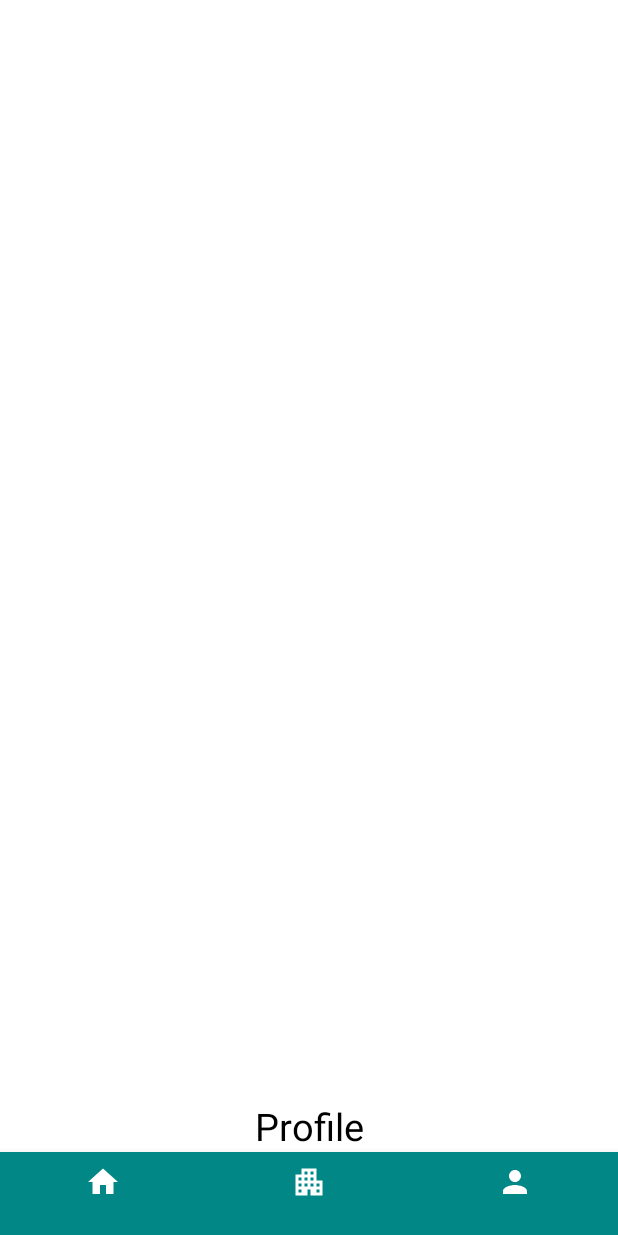
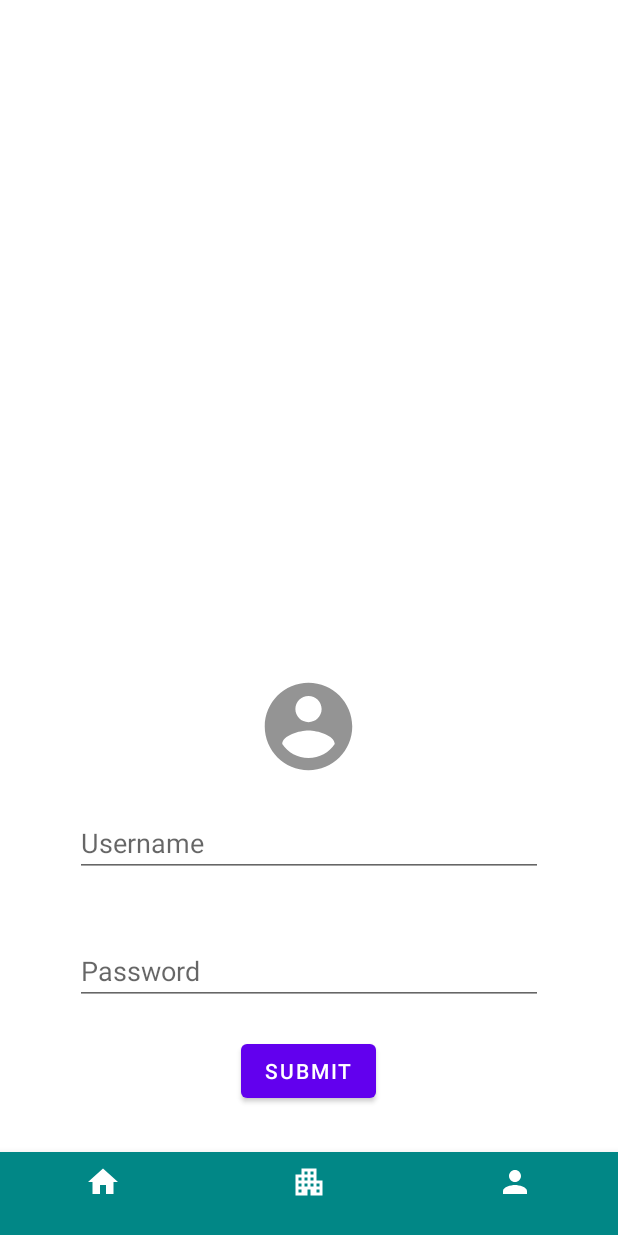
Before and after one commit to cindyardella/TestGit, an Android app: the screen it shows after launch (MainActivity), item 3 of the bottom bar chosen, on a phone screen of 412 x 824 dp. Run offline under Robolectric (Android 15) with nearby library versions, the phone set to English and light mode, and no system bars.

Commit message:
Profile Fragment

```diff
--- a/app/src/main/java/com/example/testgit/ProfileFragment.java
+++ b/app/src/main/java/com/example/testgit/ProfileFragment.java
@@ -14,5 +14,5 @@
     @Override
     public View onCreateView(@NonNull LayoutInflater inflater, @Nullable ViewGroup container, @Nullable Bundle savedInstanceState) {
         return inflater.inflate(R.layout.profile_fragment, container, false);
-    }
+        }
 }
--- /dev/null
+++ b/app/src/main/res/drawable/ic_akunprofile.xml
@@ -0,0 +1,5 @@
+<vector android:alpha="0.88" android:height="70dp"
+    android:tint="#858585" android:viewportHeight="24"
+    android:viewportWidth="24" android:width="70dp" xmlns:android="http://schemas.android.com/apk/res/android">
+    <path android:fillColor="@android:color/white" android:pathData="M12,2C6.48,2 2,6.48 2,12s4.48,10 10,10 10,-4.48 10,-10S17.52,2 12,2zM12,5c1.66,0 3,1.34 3,3s-1.34,3 -3,3 -3,-1.34 -3,-3 1.34,-3 3,-3zM12,19.2c-2.5,0 -4.71,-1.28 -6,-3.22 0.03,-1.99 4,-3.08 6,-3.08 1.99,0 5.97,1.09 6,3.08 -1.29,1.94 -3.5,3.22 -6,3.22z"/>
+</vector>
--- a/app/src/main/res/layout/profile_fragment.xml
+++ b/app/src/main/res/layout/profile_fragment.xml
@@ -1,16 +1,41 @@
 <?xml version="1.0" encoding="utf-8"?>
-<RelativeLayout
-    xmlns:android="http://schemas.android.com/apk/res/android" android:layout_width="match_parent"
-    android:layout_height="match_parent">
+<LinearLayout
+    xmlns:android="http://schemas.android.com/apk/res/android"
+    android:layout_width="match_parent"
+    android:layout_height="wrap_content"
+    android:orientation="vertical"
+    android:padding="30dp"
+    android:gravity="center">
 
-    <TextView
+
+    <ImageView
+        android:layout_width="wrap_content"
+        android:layout_height="wrap_content"
+        android:src="@drawable/ic_akunprofile" />
+
+    <com.google.android.material.textfield.TextInputLayout
+        android:layout_width="match_parent"
+        android:layout_height="wrap_content"/>
+
+    <EditText
         android:layout_width="match_parent"
         android:layout_height="wrap_content"
-        android:id="@+id/profiletxt"
-        android:text="Profile"
-        android:textSize="25sp"
-        android:textColor="#000"
-        android:gravity="center"
+        android:layout_margin="20dp"
+        android:hint="Username"
+        android:inputType="text"
         />
 
-</RelativeLayout>
+    <EditText
+        android:layout_width="match_parent"
+        android:layout_height="wrap_content"
+        android:layout_margin="20dp"
+        android:hint="Password"
+        android:inputType="textPassword" />
+
+    <Button
+        android:layout_width="wrap_content"
+        android:layout_height="wrap_content"
+        android:text="submit" />
+
+
+</LinearLayout>
```
